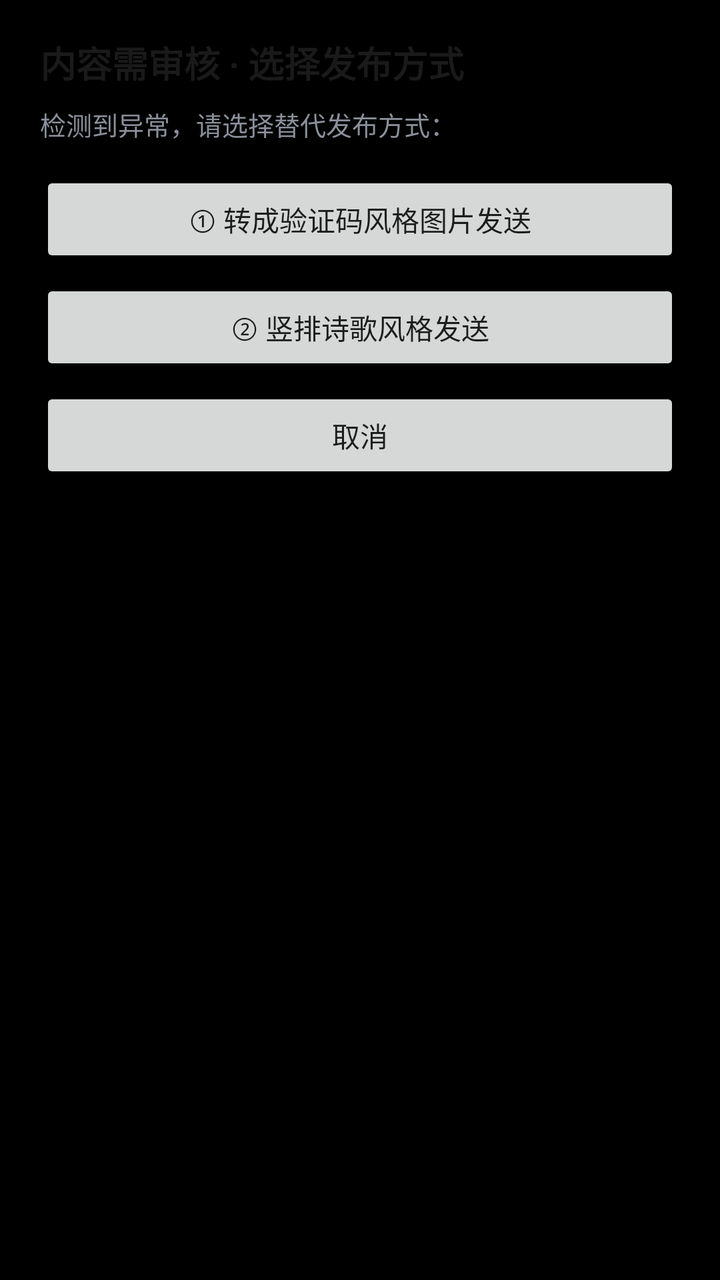
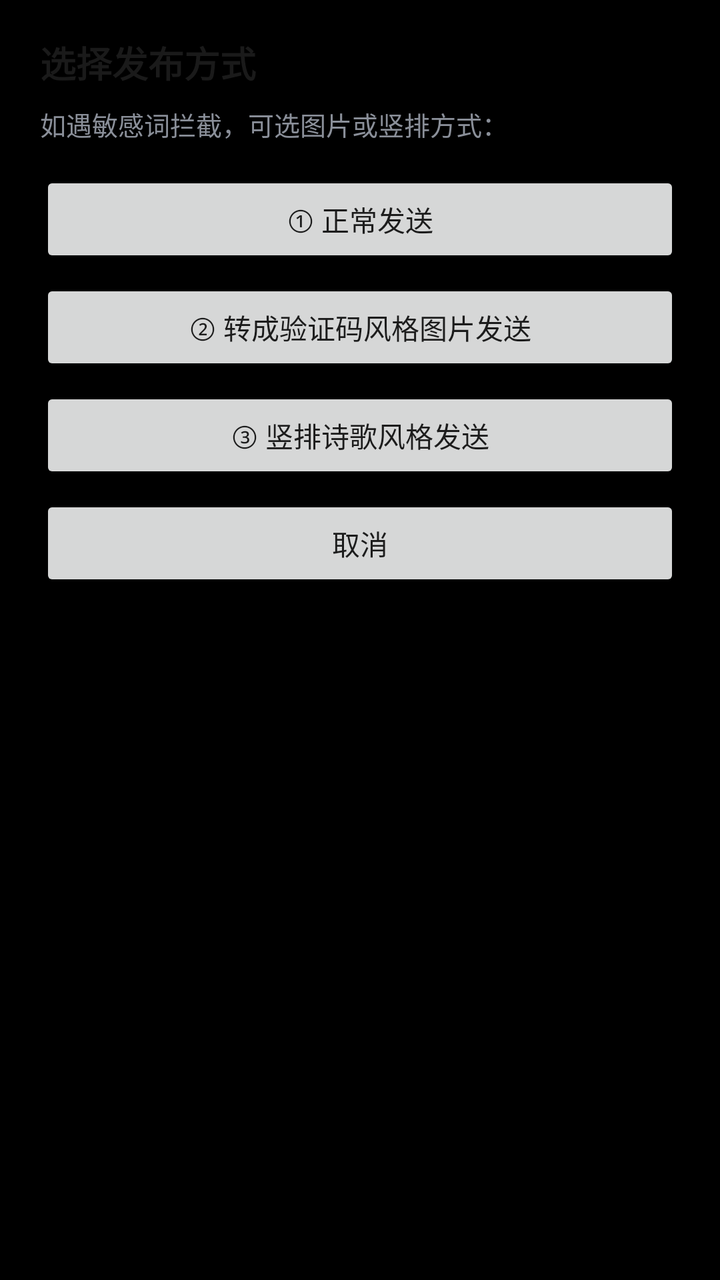

Two renders of the same Android screen: before a commit and after it. Below are the layout's source before the change and the commit's diff.
<!-- AndroidManifest.xml: application theme AppTheme -->
<!-- res/layout/dialog_publish_method.xml -->
<?xml version="1.0" encoding="utf-8"?>
<LinearLayout xmlns:android="http://schemas.android.com/apk/res/android"
    android:layout_width="match_parent"
    android:layout_height="wrap_content"
    android:orientation="vertical"
    android:paddingStart="20dp"
    android:paddingTop="18dp"
    android:paddingEnd="20dp"
    android:paddingBottom="12dp">

    <TextView
        android:id="@+id/pm_title"
        android:layout_width="match_parent"
        android:layout_height="wrap_content"
        android:text="内容需审核 · 选择发布方式"
        android:textColor="@color/mine_row_title"
        android:textSize="18sp"
        android:textStyle="bold" />

    <TextView
        android:id="@+id/pm_desc"
        android:layout_width="match_parent"
        android:layout_height="wrap_content"
        android:layout_marginTop="8dp"
        android:text="检测到异常，请选择替代发布方式："
        android:textColor="@color/mine_row_summary"
        android:textSize="13sp" />

    <Button
        android:id="@+id/pm_btn_jpg"
        android:layout_width="match_parent"
        android:layout_height="wrap_content"
        android:layout_marginTop="14dp"
        android:text="① 转成验证码风格图片发送"
        android:textAllCaps="false" />

    <Button
        android:id="@+id/pm_btn_vertical"
        android:layout_width="match_parent"
        android:layout_height="wrap_content"
        android:layout_marginTop="6dp"
        android:text="② 竖排诗歌风格发送"
        android:textAllCaps="false" />

    <Button
        android:id="@+id/pm_btn_cancel"
        android:layout_width="match_parent"
        android:layout_height="wrap_content"
        android:layout_marginTop="6dp"
        android:text="取消"
        android:textAllCaps="false" />

</LinearLayout>
<!-- resources referenced by this layout -->
<resources>
  <color name="mine_row_summary">#8A8F99</color>
  <color name="mine_row_title">#1A1A1A</color>
  <style name="AppTheme" parent="Theme.AppCompat.Light.DarkActionBar">
      
      <item name="colorPrimary">@color/colorPrimary</item>
      <item name="colorPrimaryDark">@color/colorPrimaryDark</item>
      <item name="colorAccent">@color/colorAccent</item>
  
      <item name="android:windowIsTranslucent">true</item>
      <item name="android:windowAnimationStyle">@style/ActivityAnimFade</item>
  
      
      <item name="android:windowBackground">@color/black_background</item>
  
      <item name="preferenceTheme">@style/MyPreferenceThemeOverlay</item>
    </style>
  <color name="colorPrimary">#607D8B</color>
  <color name="colorPrimaryDark">#455A64</color>
  <color name="colorAccent">#FF4081</color>
  <style name="ActivityAnimFade" parent="@android:style/Animation.Activity">
      <item name="android:activityOpenEnterAnimation">@anim/activity_fade_in</item>
      <item name="android:activityOpenExitAnimation">@anim/activity_hold</item>
      <item name="android:activityCloseEnterAnimation">@anim/activity_fade_in</item>
      <item name="android:activityCloseExitAnimation">@anim/activity_fade_out</item>
    </style>
  <color name="black_background">#000000</color>
  <style name="MyPreferenceThemeOverlay" parent="PreferenceThemeOverlay.v14.Material">
      <item name="android:background">@color/body_background_night</item>
      <item name="android:textColor">@color/status_text_night</item>
      <item name="android:textColorSecondary">@color/blue_text_night</item>
    </style>
  <color name="body_background_night">#FFFFFF</color>
  <color name="status_text_night">#000000</color>
  <color name="blue_text_night">#0099FF</color>
</resources>

<!-- the commit's change to res/layout/dialog_publish_method.xml (unified diff, before → after) -->
@@ -12,7 +12,7 @@
         android:id="@+id/pm_title"
         android:layout_width="match_parent"
         android:layout_height="wrap_content"
-        android:text="内容需审核 · 选择发布方式"
+        android:text="选择发布方式"
         android:textColor="@color/mine_row_title"
         android:textSize="18sp"
         android:textStyle="bold" />
@@ -22,16 +22,24 @@
         android:layout_width="match_parent"
         android:layout_height="wrap_content"
         android:layout_marginTop="8dp"
-        android:text="检测到异常，请选择替代发布方式："
+        android:text="如遇敏感词拦截，可选图片或竖排方式："
         android:textColor="@color/mine_row_summary"
         android:textSize="13sp" />
+
+    <Button
+        android:id="@+id/pm_btn_normal"
+        android:layout_width="match_parent"
+        android:layout_height="wrap_content"
+        android:layout_marginTop="14dp"
+        android:text="① 正常发送"
+        android:textAllCaps="false" />
 
     <Button
         android:id="@+id/pm_btn_jpg"
         android:layout_width="match_parent"
         android:layout_height="wrap_content"
-        android:layout_marginTop="14dp"
-        android:text="① 转成验证码风格图片发送"
+        android:layout_marginTop="6dp"
+        android:text="② 转成验证码风格图片发送"
         android:textAllCaps="false" />
 
     <Button
@@ -39,7 +47,7 @@
         android:layout_width="match_parent"
         android:layout_height="wrap_content"
         android:layout_marginTop="6dp"
-        android:text="② 竖排诗歌风格发送"
+        android:text="③ 竖排诗歌风格发送"
         android:textAllCaps="false" />
 
     <Button
